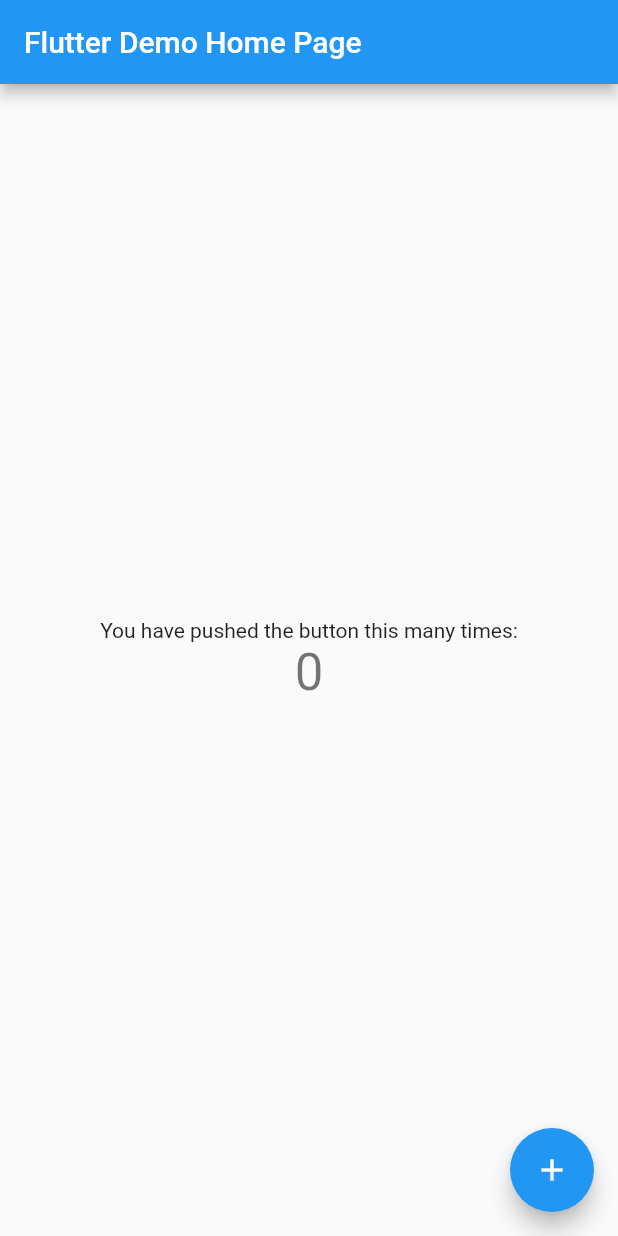
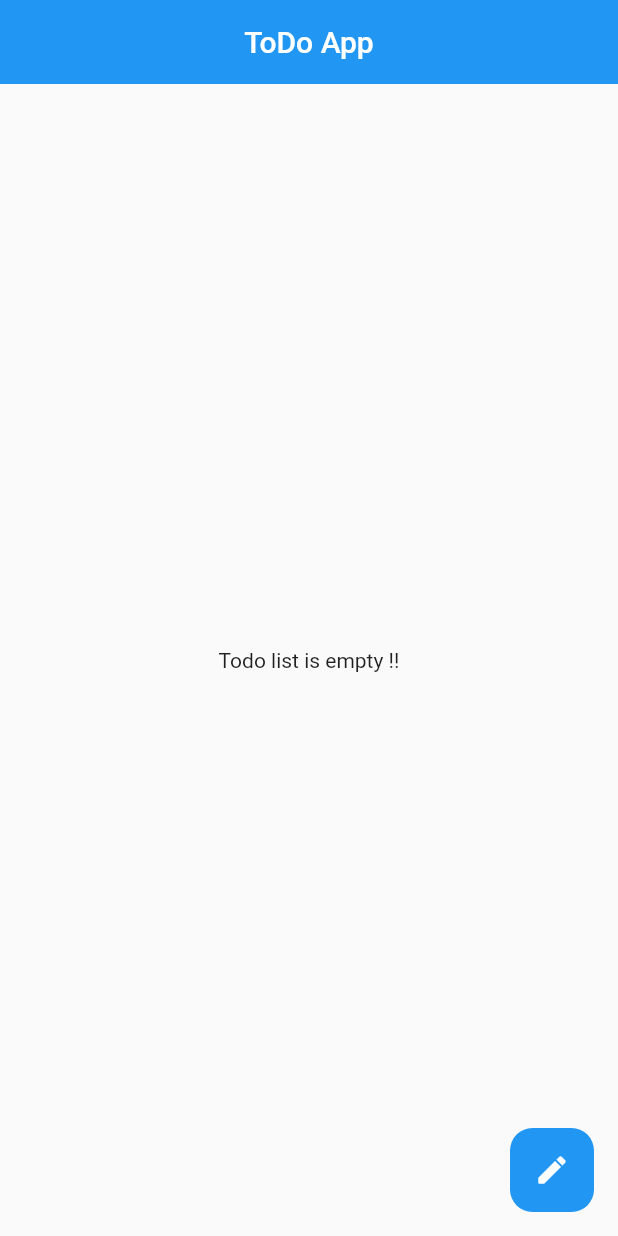
Before and after one commit to tamdev3241/Features-Practice, a Flutter app: the screen it shows after launch, on a phone screen of 412 x 824 dp. Run offline on Flutter 3.47's test engine with Material 2 defaults, Android fonts, the phone set to English and light mode, and no system bars; our stand-ins replace hive, hive_flutter; accounts and stored records are empty.

Commit message:
add hive example

```diff
--- a/hive_example/lib/main.dart
+++ b/hive_example/lib/main.dart
@@ -1,115 +1,38 @@
 import 'package:flutter/material.dart';
+import 'package:flutter/services.dart';
+import 'package:hive_flutter/adapters.dart';
 
-void main() {
+import 'src/constant/string_constant.dart';
+import 'src/models/todo.dart';
+import 'src/screens/home_screen.dart';
+
+void main() async {
+  await Hive.initFlutter();
+
+  Hive.registerAdapter(TodoAdapter());
+  await Hive.openBox(StringConfig.todoBox);
+
   runApp(const MyApp());
 }
 
 class MyApp extends StatelessWidget {
   const MyApp({super.key});
 
-  // This widget is the root of your application.
   @override
   Widget build(BuildContext context) {
     return MaterialApp(
       title: 'Flutter Demo',
+      debugShowCheckedModeBanner: false,
       theme: ThemeData(
-        // This is the theme of your application.
-        //
-        // Try running your application with "flutter run". You'll see the
-        // application has a blue toolbar. Then, without quitting the app, try
-        // changing the primarySwatch below to Colors.green and then invoke
-        // "hot reload" (press "r" in the console where you ran "flutter run",
-        // or simply save your changes to "hot reload" in a Flutter IDE).
-        // Notice that the counter didn't reset back to zero; the application
-        // is not restarted.
         primarySwatch: Colors.blue,
+        appBarTheme: const AppBarTheme(
+          elevation: 0.0,
+          systemOverlayStyle: SystemUiOverlayStyle(
+            statusBarColor: Colors.transparent,
+          ),
+        ),
       ),
-      home: const MyHomePage(title: 'Flutter Demo Home Page'),
+      home: const HomeScreen(),
     );
   }
 }
-
-class MyHomePage extends StatefulWidget {
-  const MyHomePage({super.key, required this.title});
-
-  // This widget is the home page of your application. It is stateful, meaning
-  // that it has a State object (defined below) that contains fields that affect
-  // how it looks.
-
-  // This class is the configuration for the state. It holds the values (in this
-  // case the title) provided by the parent (in this case the App widget) and
-  // used by the build method of the State. Fields in a Widget subclass are
-  // always marked "final".
-
-  final String title;
-
-  @override
-  State<MyHomePage> createState() => _MyHomePageState();
-}
-
-class _MyHomePageState extends State<MyHomePage> {
-  int _counter = 0;
-
-  void _incrementCounter() {
-    setState(() {
-      // This call to setState tells the Flutter framework that something has
-      // changed in this State, which causes it to rerun the build method below
-      // so that the display can reflect the updated values. If we changed
-      // _counter without calling setState(), then the build method would not be
-      // called again, and so nothing would appear to happen.
-      _counter++;
-    });
-  }
-
-  @override
-  Widget build(BuildContext context) {
-    // This method is rerun every time setState is called, for instance as done
-    // by the _incrementCounter method above.
-    //
-    // The Flutter framework has been optimized to make rerunning build methods
-    // fast, so that you can just rebuild anything that needs updating rather
-    // than having to individually change instances of widgets.
-    return Scaffold(
-      appBar: AppBar(
-        // Here we take the value from the MyHomePage object that was created by
-        // the App.build method, and use it to set our appbar title.
-        title: Text(widget.title),
-      ),
-      body: Center(
-        // Center is a layout widget. It takes a single child and positions it
-        // in the middle of the parent.
-        child: Column(
-          // Column is also a layout widget. It takes a list of children and
-          // arranges them vertically. By default, it sizes itself to fit its
-          // children horizontally, and tries to be as tall as its parent.
-          //
-          // Invoke "debug painting" (press "p" in the console, choose the
-          // "Toggle Debug Paint" action from the Flutter Inspector in Android
-          // Studio, or the "Toggle Debug Paint" command in Visual Studio Code)
-          // to see the wireframe for each widget.
-          //
-          // Column has various properties to control how it sizes itself and
-          // how it positions its children. Here we use mainAxisAlignment to
-          // center the children vertically; the main axis here is the vertical
-          // axis because Columns are vertical (the cross axis would be
-          // horizontal).
-          mainAxisAlignment: MainAxisAlignment.center,
-          children: <Widget>[
-            const Text(
-              'You have pushed the button this many times:',
-            ),
-            Text(
-              '$_counter',
-              style: Theme.of(context).textTheme.headlineMedium,
-            ),
-          ],
-        ),
-      ),
-      floatingActionButton: FloatingActionButton(
-        onPressed: _incrementCounter,
-        tooltip: 'Increment',
-        child: const Icon(Icons.add),
-      ), // This trailing comma makes auto-formatting nicer for build methods.
-    );
-  }
-}
--- /dev/null
+++ b/hive_example/lib/src/constant/string_constant.dart
@@ -0,0 +1,3 @@
+class StringConfig {
+  static const String todoBox = 'todoBox';
+}
--- /dev/null
+++ b/hive_example/lib/src/models/todo.dart
@@ -0,0 +1,29 @@
+import 'package:hive/hive.dart';
+
+part 'todo.g.dart';
+
+@HiveType(typeId: 1)
+class Todo {
+  @HiveField(0)
+  final int id;
+
+  @HiveField(1)
+  final String subject;
+
+  @HiveField(2)
+  final String content;
+
+  @HiveField(3)
+  final String deadline;
+
+  @HiveField(4, defaultValue: false)
+  final bool? isComplete;
+
+  Todo({
+    required this.id,
+    required this.subject,
+    required this.deadline,
+    required this.content,
+    this.isComplete = false,
+  });
+}
--- /dev/null
+++ b/hive_example/lib/src/screens/home_screen.dart
@@ -0,0 +1,99 @@
+import 'package:flutter/material.dart';
+import 'package:hive/hive.dart';
+import 'package:hive_example/src/models/todo.dart';
+
+import '../constant/string_constant.dart';
+import '../widgets/todo_form.dart';
+import '../widgets/todo_item.dart';
+
+class HomeScreen extends StatefulWidget {
+  const HomeScreen({super.key});
+
+  @override
+  State<HomeScreen> createState() => _HomeScreenState();
+}
+
+class _HomeScreenState extends State<HomeScreen> {
+  late final Box todoBox;
+  List<Todo> todolist = [];
+
+  @override
+  void initState() {
+    super.initState();
+
+    todoBox = Hive.box(StringConfig.todoBox);
+    getTodos();
+  }
+
+  void getTodos() async {
+    todolist.clear();
+    for (var key in todoBox.keys) {
+      var todo = await todoBox.get(key);
+      todolist.add(todo);
+    }
+  }
+
+  void onSelect({Todo? todo}) {
+    showModalBottomSheet(
+      context: context,
+      shape: const RoundedRectangleBorder(
+        borderRadius: BorderRadius.vertical(
+          top: Radius.circular(15),
+        ),
+      ),
+      builder: (context) {
+        return TodoForm(
+          todo: todo,
+          onSubmit: (todo) {
+            setState(() {
+              todolist.add(todo);
+            });
+          },
+        );
+      },
+    );
+  }
+
+  @override
+  Widget build(BuildContext context) {
+    return Scaffold(
+      appBar: AppBar(
+        centerTitle: true,
+        title: const Text("ToDo App"),
+      ),
+      body: todolist.isNotEmpty
+          ? RefreshIndicator(
+              onRefresh: () async {
+                setState(() {});
+              },
+              child: ListView(
+                children: todolist
+                    .map((todo) => TodoItem(
+                          todo: todo,
+                          onSelected: () {
+                            onSelect(todo: todo);
+                          },
+                          onDelete: () async {
+                            await todoBox.delete(todo.id);
+                            setState(() {
+                              todolist.remove(todo);
+                            });
+                          },
+                        ))
+                    .toList(),
+              ),
+            )
+          : const Center(
+              child: Text("Todo list is empty !!"),
+            ),
+      floatingActionButton: FloatingActionButton(
+        onPressed: onSelect,
+        shape: RoundedRectangleBorder(
+          borderRadius: BorderRadius.circular(15),
+        ),
+        elevation: 0.0,
+        child: const Icon(Icons.edit_rounded),
+      ),
+    );
+  }
+}
--- a/hive_example/pubspec.yaml
+++ b/hive_example/pubspec.yaml
@@ -35,11 +35,17 @@
   # The following adds the Cupertino Icons font to your application.
   # Use with the CupertinoIcons class for iOS style icons.
   cupertino_icons: ^1.0.2
+  hive: ^2.2.3
+  hive_flutter: ^1.1.0
+  intl: ^0.18.1
+
 
 dev_dependencies:
   flutter_test:
     sdk: flutter
 
+  hive_generator: ^2.0.1
+  build_runner: ^2.3.3
   # The "flutter_lints" package below contains a set of recommended lints to
   # encourage good coding practices. The lint set provided by the package is
   # activated in the `analysis_options.yaml` file located at the root of your
```
Also changed, not shown: hive_example/lib/src/widgets/todo_form.dart (added, +149 -0 lines), hive_example/lib/src/widgets/todo_item.dart (added, +37 -0 lines), hive_example/lib/src/models/todo.g.dart (added).
